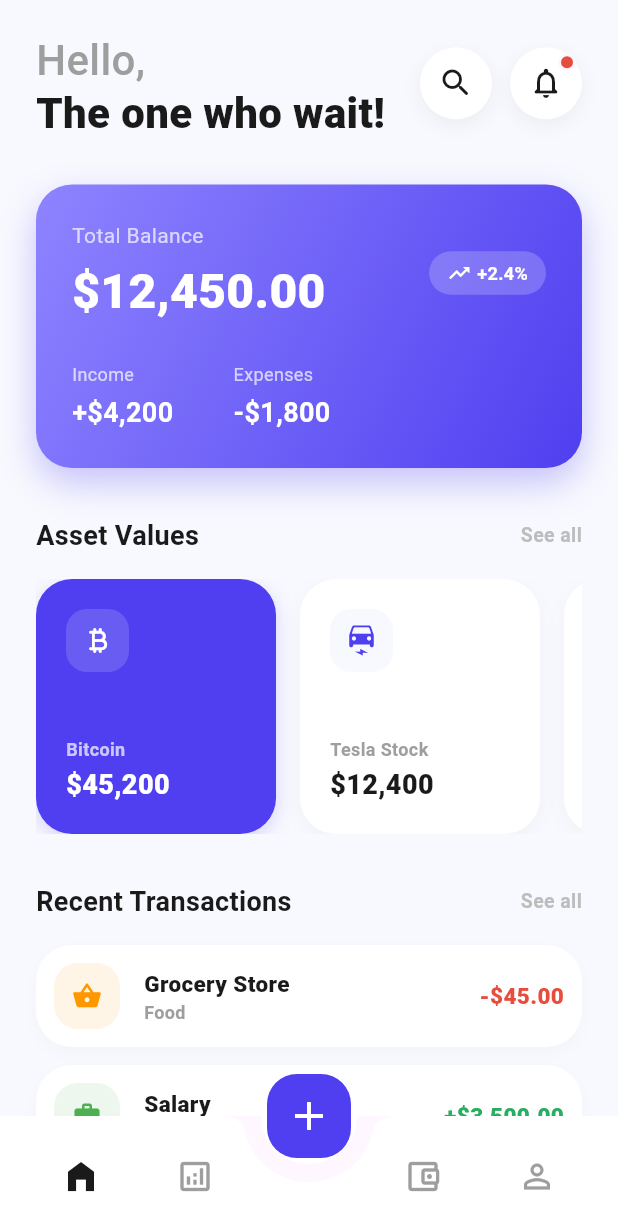
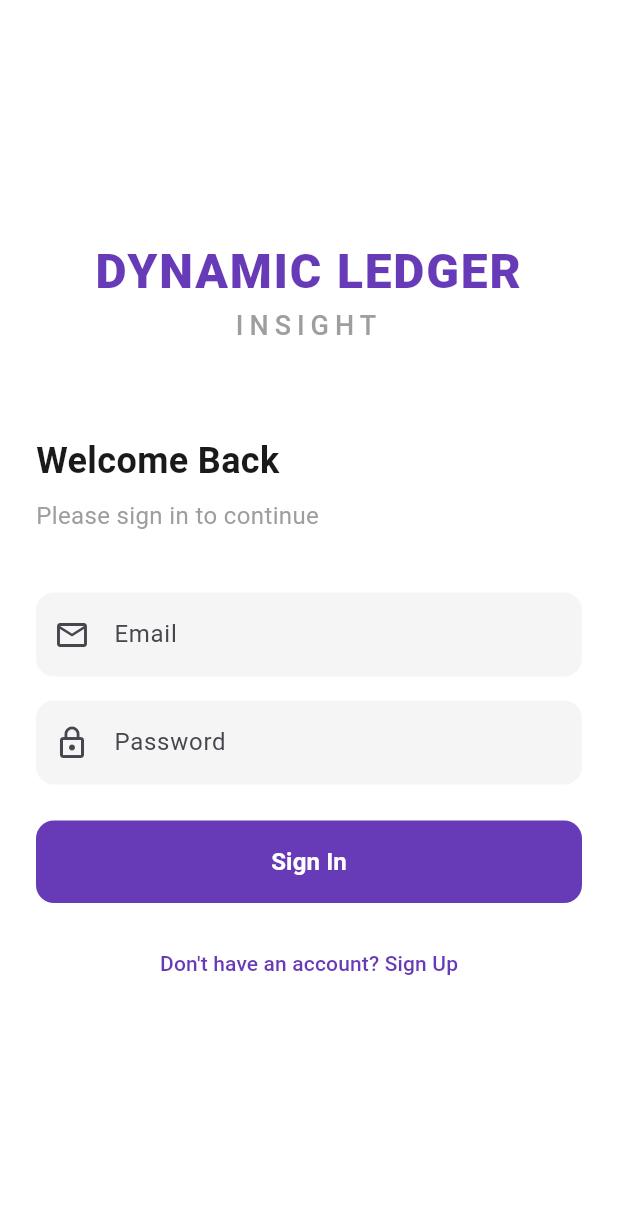
Before and after one commit to iPadKID27/DYNAMIC-LEDGER-INSIGHT, a Flutter app: the screen it shows after launch, on a phone screen of 412 x 824 dp. Shown: the top 1231 px of the screen. Run offline on Flutter 3.47's test engine with Material 3 defaults, Android fonts, the phone set to English and light mode, and no system bars; our stand-ins replace cloud_firestore, equatable, firebase_auth, firebase_core, fl_chart, flutter_bloc and 1 more; accounts and stored records are empty.

Commit message:
add authentication feature

```diff
--- /dev/null
+++ b/lib/bloc/auth/auth_bloc.dart
@@ -0,0 +1,58 @@
+import 'dart:async';
+import 'package:flutter_bloc/flutter_bloc.dart';
+import '../../repository/auth_repository.dart';
+import 'auth_event.dart';
+import 'auth_state.dart';
+
+class AuthBloc extends Bloc<AuthEvent, AuthState> {
+  final AuthRepository _authRepository;
+  StreamSubscription? _userSubscription;
+
+  AuthBloc({required AuthRepository authRepository})
+      : _authRepository = authRepository,
+        super(const AuthState()) {
+    on<AuthUserChanged>(_onUserChanged);
+    on<AuthLoginRequested>(_onLoginRequested);
+    on<AuthSignUpRequested>(_onSignUpRequested);
+    on<AuthLogoutRequested>(_onLogoutRequested);
+
+    _userSubscription = _authRepository.user.listen((user) {
+      add(AuthUserChanged(user?.uid));
+    });
+  }
+
+  void _onUserChanged(AuthUserChanged event, Emitter<AuthState> emit) {
+    emit(state.copyWith(
+      status: event.userId != null ? AuthStatus.authenticated : AuthStatus.unauthenticated,
+      userId: event.userId,
+    ));
+  }
+
+  Future<void> _onLoginRequested(AuthLoginRequested event, Emitter<AuthState> emit) async {
+    emit(state.copyWith(status: AuthStatus.loading));
+    try {
+      await _authRepository.logIn(email: event.email, password: event.password);
+    } catch (e) {
+      emit(state.copyWith(status: AuthStatus.error, errorMessage: e.toString()));
+    }
+  }
+
+  Future<void> _onSignUpRequested(AuthSignUpRequested event, Emitter<AuthState> emit) async {
+    emit(state.copyWith(status: AuthStatus.loading));
+    try {
+      await _authRepository.signUp(email: event.email, password: event.password);
+    } catch (e) {
+      emit(state.copyWith(status: AuthStatus.error, errorMessage: e.toString()));
+    }
+  }
+
+  Future<void> _onLogoutRequested(AuthLogoutRequested event, Emitter<AuthState> emit) async {
+    await _authRepository.logOut();
+  }
+
+  @override
+  Future<void> close() {
+    _userSubscription?.cancel();
+    return super.close();
+  }
+}
--- /dev/null
+++ b/lib/bloc/auth/auth_event.dart
@@ -0,0 +1,39 @@
+import 'package:equatable/equatable.dart';
+
+abstract class AuthEvent extends Equatable {
+  const AuthEvent();
+
+  @override
+  List<Object?> get props => [];
+}
+
+class AuthUserChanged extends AuthEvent {
+  final String? userId;
+
+  const AuthUserChanged(this.userId);
+
+  @override
+  List<Object?> get props => [userId];
+}
+
+class AuthLoginRequested extends AuthEvent {
+  final String email;
+  final String password;
+
+  const AuthLoginRequested(this.email, this.password);
+
+  @override
+  List<Object?> get props => [email, password];
+}
+
+class AuthSignUpRequested extends AuthEvent {
+  final String email;
+  final String password;
+
+  const AuthSignUpRequested(this.email, this.password);
+
+  @override
+  List<Object?> get props => [email, password];
+}
+
+class AuthLogoutRequested extends AuthEvent {}
--- /dev/null
+++ b/lib/bloc/auth/auth_state.dart
@@ -0,0 +1,30 @@
+import 'package:equatable/equatable.dart';
+
+enum AuthStatus { authenticated, unauthenticated, loading, error }
+
+class AuthState extends Equatable {
+  final AuthStatus status;
+  final String? userId;
+  final String? errorMessage;
+
+  const AuthState({
+    this.status = AuthStatus.loading,
+    this.userId,
+    this.errorMessage,
+  });
+
+  @override
+  List<Object?> get props => [status, userId, errorMessage];
+
+  AuthState copyWith({
+    AuthStatus? status,
+    String? userId,
+    String? errorMessage,
+  }) {
+    return AuthState(
+      status: status ?? this.status,
+      userId: userId ?? this.userId,
+      errorMessage: errorMessage ?? this.errorMessage,
+    );
+  }
+}
--- a/lib/main.dart
+++ b/lib/main.dart
@@ -1,8 +1,51 @@
 import 'package:flutter/material.dart';
+import 'package:firebase_core/firebase_core.dart';
+import 'package:flutter_bloc/flutter_bloc.dart';
+import 'firebase_options.dart';
 import 'view/main_navigation.dart';
+import 'view/login_view.dart';
+import 'repository/auth_repository.dart';
+import 'repository/ledger_repository.dart';
+import 'repository/ai_repository.dart';
+import 'bloc/auth/auth_bloc.dart';
+import 'bloc/auth/auth_state.dart';
+import 'bloc/netview_bloc.dart';
+import 'bloc/netview_event.dart';
 
-void main() {
-  runApp(const MyApp());
+void main() async {
+  WidgetsFlutterBinding.ensureInitialized();
+  await Firebase.initializeApp(
+    options: DefaultFirebaseOptions.currentPlatform,
+  );
+  runApp(
+    MultiRepositoryProvider(
+      providers: [
+        RepositoryProvider(create: (context) => AuthRepository()),
+        RepositoryProvider(create: (context) => LedgerRepository()),
+        RepositoryProvider(
+          create: (context) => AIRepository(
+            apiKey: 'YOUR_GEMINI_API_KEY_HERE', // TODO: User should replace this
+          ),
+        ),
+      ],
+      child: MultiBlocProvider(
+        providers: [
+          BlocProvider(
+            create: (context) => AuthBloc(
+              authRepository: context.read<AuthRepository>(),
+            ),
+          ),
+          BlocProvider(
+            create: (context) => NetViewBloc(
+              ledgerRepository: context.read<LedgerRepository>(),
+              aiRepository: context.read<AIRepository>(),
+            ),
+          ),
+        ],
+        child: const MyApp(),
+      ),
+    ),
+  );
 }
 
 class MyApp extends StatelessWidget {
@@ -17,7 +60,21 @@ class MyApp extends StatelessWidget {
         colorScheme: ColorScheme.fromSeed(seedColor: Colors.deepPurple),
         useMaterial3: true,
       ),
-      home: const MainNavigation(),
+      home: BlocBuilder<AuthBloc, AuthState>(
+        builder: (context, state) {
+          if (state.status == AuthStatus.authenticated) {
+            return const MainNavigation();
+          } else if (state.status == AuthStatus.unauthenticated || state.status == AuthStatus.error) {
+            return const LoginView();
+          } else {
+            return const Scaffold(
+              body: Center(
+                child: CircularProgressIndicator(),
+              ),
+            );
+          }
+        },
+      ),
     );
   }
 }
--- /dev/null
+++ b/lib/repository/auth_repository.dart
@@ -0,0 +1,36 @@
+import 'package:firebase_auth/firebase_auth.dart';
+
+class AuthRepository {
+  final FirebaseAuth _firebaseAuth;
+
+  AuthRepository({FirebaseAuth? firebaseAuth})
+      : _firebaseAuth = firebaseAuth ?? FirebaseAuth.instance;
+
+  Stream<User?> get user => _firebaseAuth.authStateChanges();
+
+  Future<UserCredential> signUp({required String email, required String password}) async {
+    try {
+      return await _firebaseAuth.createUserWithEmailAndPassword(
+        email: email,
+        password: password,
+      );
+    } catch (e) {
+      throw Exception('Failed to sign up: $e');
+    }
+  }
+
+  Future<UserCredential> logIn({required String email, required String password}) async {
+    try {
+      return await _firebaseAuth.signInWithEmailAndPassword(
+        email: email,
+        password: password,
+      );
+    } catch (e) {
+      throw Exception('Failed to log in: $e');
+    }
+  }
+
+  Future<void> logOut() async {
+    await _firebaseAuth.signOut();
+  }
+}
--- /dev/null
+++ b/lib/view/login_view.dart
@@ -0,0 +1,175 @@
+import 'package:flutter/material.dart';
+import 'package:flutter_bloc/flutter_bloc.dart';
+import '../bloc/auth/auth_bloc.dart';
+import '../bloc/auth/auth_event.dart';
+import '../bloc/auth/auth_state.dart';
+
+class LoginView extends StatefulWidget {
+  const LoginView({super.key});
+
+  @override
+  State<LoginView> createState() => _LoginViewState();
+}
+
+class _LoginViewState extends State<LoginView> {
+  final _emailController = TextEditingController();
+  final _passwordController = TextEditingController();
+  bool _isSignUp = false;
+
+  @override
+  void dispose() {
+    _emailController.dispose();
+    _passwordController.dispose();
+    super.dispose();
+  }
+
+  @override
+  Widget build(BuildContext context) {
+    return Scaffold(
+      backgroundColor: Colors.white,
+      body: BlocConsumer<AuthBloc, AuthState>(
+        listener: (context, state) {
+          if (state.status == AuthStatus.error) {
+            ScaffoldMessenger.of(context).showSnackBar(
+              SnackBar(content: Text(state.errorMessage ?? 'Authentication Error')),
+            );
+          }
+        },
+        builder: (context, state) {
+          return SafeArea(
+            child: Padding(
+              padding: const EdgeInsets.symmetric(horizontal: 24.0),
+              child: Column(
+                mainAxisAlignment: MainAxisAlignment.center,
+                crossAxisAlignment: CrossAxisAlignment.stretch,
+                children: [
+                  const Text(
+                    'DYNAMIC LEDGER',
+                    textAlign: TextAlign.center,
+                    style: TextStyle(
+                      fontSize: 32,
+                      fontWeight: FontWeight.w900,
+                      color: Color(0xFF673AB7),
+                      letterSpacing: 1.2,
+                    ),
+                  ),
+                  const Text(
+                    'INSIGHT',
+                    textAlign: TextAlign.center,
+                    style: TextStyle(
+                      fontSize: 18,
+                      fontWeight: FontWeight.w500,
+                      color: Colors.grey,
+                      letterSpacing: 4.0,
+                    ),
+                  ),
+                  const SizedBox(height: 60),
+                  Text(
+                    _isSignUp ? 'Create Account' : 'Welcome Back',
+                    style: const TextStyle(
+                      fontSize: 24,
+                      fontWeight: FontWeight.bold,
+                      color: Color(0xFF1A1A1A),
+                    ),
+                  ),
+                  const SizedBox(height: 8),
+                  Text(
+                    _isSignUp
+                        ? 'Sign up to start tracking your wealth'
+                        : 'Please sign in to continue',
+                    style: const TextStyle(
+                      fontSize: 16,
+                      color: Colors.grey,
+                    ),
+                  ),
+                  const SizedBox(height: 40),
+                  TextField(
+                    controller: _emailController,
+                    decoration: InputDecoration(
+                      hintText: 'Email',
+                      filled: true,
+                      fillColor: const Color(0xFFF5F5F5),
+                      border: OutlineInputBorder(
+                        borderRadius: BorderRadius.circular(12),
+                        borderSide: BorderSide.none,
+                      ),
+                      prefixIcon: const Icon(Icons.email_outlined),
+                    ),
+                    keyboardType: TextInputType.emailAddress,
+                  ),
+                  const SizedBox(height: 16),
+                  TextField(
+                    controller: _passwordController,
+                    decoration: InputDecoration(
+                      hintText: 'Password',
+                      filled: true,
+                      fillColor: const Color(0xFFF5F5F5),
+                      border: OutlineInputBorder(
+                        borderRadius: BorderRadius.circular(12),
+                        borderSide: BorderSide.none,
+                      ),
+                      prefixIcon: const Icon(Icons.lock_outline),
+                    ),
+                    obscureText: true,
+                  ),
+                  const SizedBox(height: 24),
+                  ElevatedButton(
+                    onPressed: state.status == AuthStatus.loading
+                        ? null
+                        : () {
+                            final email = _emailController.text.trim();
+                            final password = _passwordController.text.trim();
+                            if (email.isNotEmpty && password.isNotEmpty) {
+                              if (_isSignUp) {
+                                context.read<AuthBloc>().add(AuthSignUpRequested(email, password));
+                              } else {
+                                context.read<AuthBloc>().add(AuthLoginRequested(email, password));
+                              }
+                            }
+                          },
+                    style: ElevatedButton.styleFrom(
+                      backgroundColor: const Color(0xFF673AB7),
+                      foregroundColor: Colors.white,
+                      padding: const EdgeInsets.symmetric(vertical: 16),
+                      shape: RoundedRectangleBorder(
+                        borderRadius: BorderRadius.circular(12),
+                      ),
+                      elevation: 0,
+                    ),
+                    child: state.status == AuthStatus.loading
+                        ? const SizedBox(
+                            height: 20,
+                            width: 20,
+                            child: CircularProgressIndicator(
+                              color: Colors.white,
+                              strokeWidth: 2,
+                            ),
+                          )
+                        : Text(
+                            _isSignUp ? 'Sign Up' : 'Sign In',
+                            style: const TextStyle(fontSize: 16, fontWeight: FontWeight.bold),
+                          ),
+                  ),
+                  const SizedBox(height: 16),
+                  TextButton(
+                    onPressed: () {
+                      setState(() {
+                        _isSignUp = !_isSignUp;
+                      });
+                    },
+                    child: Text(
+                      _isSignUp
+                          ? 'Already have an account? Sign In'
+                          : 'Don\'t have an account? Sign Up',
+                      style: const TextStyle(color: Color(0xFF673AB7)),
+                    ),
+                  ),
+                ],
+              ),
+            ),
+          );
+        },
+      ),
+    );
+  }
+}
--- a/lib/view/net_worth_view.dart
+++ b/lib/view/net_worth_view.dart
@@ -115,7 +115,6 @@ class _NetWorthViewState extends State<NetWorthView> {
                       Container(
                         width: 40,
                         height: 5,
-                        decoration: BoxDecoration(color: Colors.white.withValues(alpha: 0.3), borderRadius: BorderRadius.circular(10)),
                       ),
                       const SizedBox(height: 24),
                       const Padding(
```
Also changed, not shown: lib/bloc/netview_bloc.dart (+83 -0 lines), lib/bloc/netview_event.dart (+41 -0 lines), lib/bloc/netview_state.dart (+35 -0 lines), lib/model/financial_record.dart (added, +59 -0 lines), lib/repository/ai_repository.dart (added, +55 -0 lines), lib/repository/ledger_repository.dart (added, +33 -0 lines), lib/view/profile_view.dart (+6 -1 lines), pubspec.yaml (+8 -0 lines), firebase.json (added), lib/firebase_options.dart (added), pubspec.lock, 7 other files.
